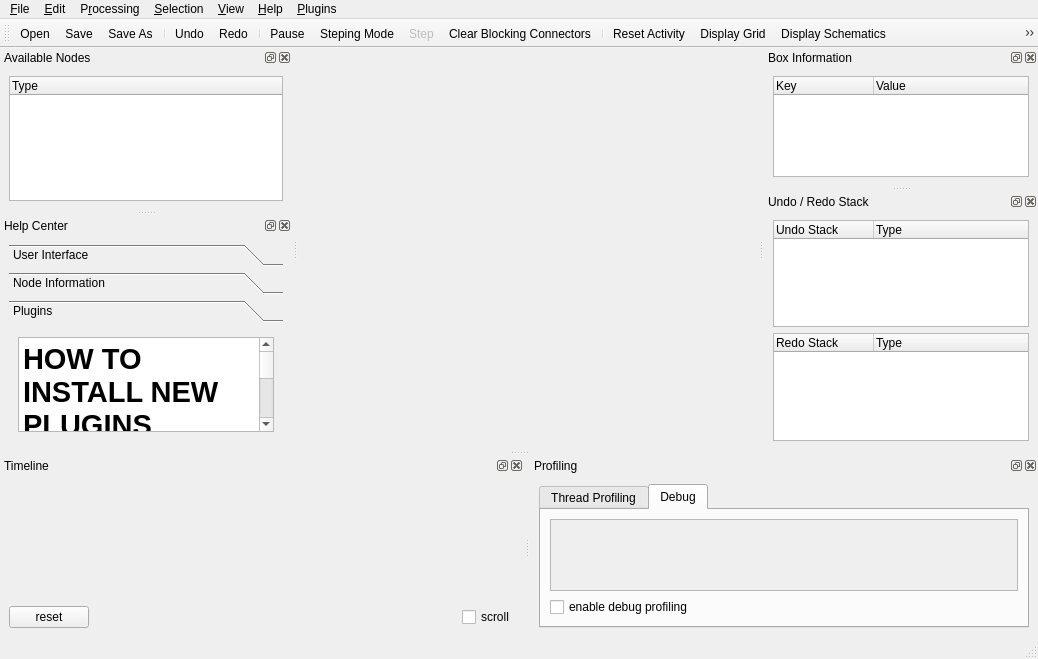
Old version of the form src/csapex/ui/csapex_window.ui in the repository cogsys-tuebingen/csapex.
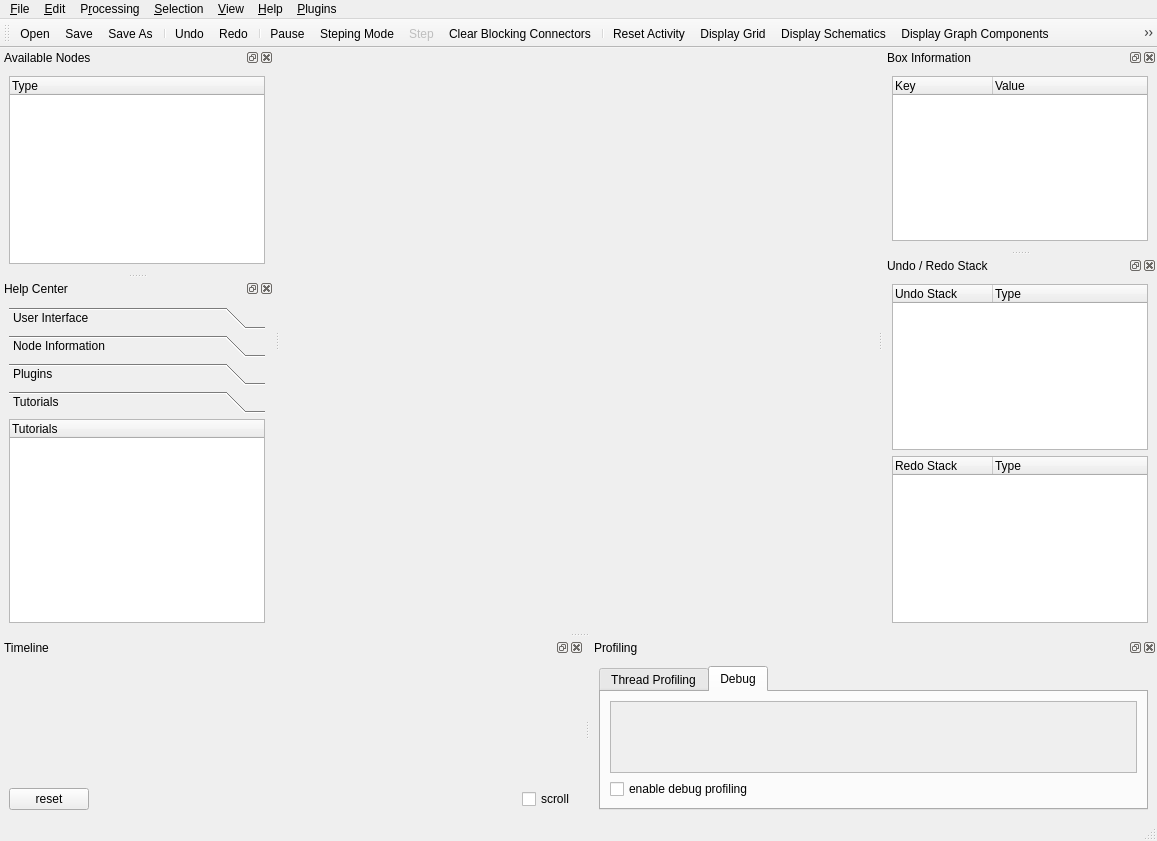
New version of the form. Icons and pictures are not drawn.

Commit message: added interactive tutorial support; added two basic tutorials

Patch:
```diff
--- a/src/csapex/ui/csapex_window.ui
+++ b/src/csapex/ui/csapex_window.ui
@@ -6,8 +6,8 @@
    <rect>
     <x>0</x>
     <y>0</y>
-    <width>1038</width>
-    <height>659</height>
+    <width>1157</width>
+    <height>841</height>
    </rect>
   </property>
   <property name="windowTitle">
@@ -27,7 +27,7 @@
     <rect>
      <x>0</x>
      <y>0</y>
-     <width>1038</width>
+     <width>1157</width>
      <height>22</height>
     </rect>
    </property>
@@ -287,7 +287,7 @@
      <item>
       <widget class="QToolBox" name="help_toolbox">
        <property name="currentIndex">
-        <number>2</number>
+        <number>3</number>
        </property>
        <widget class="QWidget" name="ui">
         <property name="geometry">
@@ -439,8 +439,8 @@
          <rect>
           <x>0</x>
           <y>0</y>
-          <width>274</width>
-          <height>101</height>
+          <width>98</width>
+          <height>88</height>
          </rect>
         </property>
         <attribute name="icon">
@@ -484,6 +484,46 @@
          </item>
         </layout>
        </widget>
+       <widget class="QWidget" name="tutorials">
+        <property name="geometry">
+         <rect>
+          <x>0</x>
+          <y>0</y>
+          <width>256</width>
+          <height>184</height>
+         </rect>
+        </property>
+        <attribute name="icon">
+         <iconset resource="../res/csapex_resources.qrc">
+          <normaloff>:/help.png</normaloff>:/help.png</iconset>
+        </attribute>
+        <attribute name="label">
+         <string>Tutorials</string>
+        </attribute>
+        <layout class="QHBoxLayout" name="horizontalLayout_5">
+         <property name="leftMargin">
+          <number>0</number>
+         </property>
+         <property name="topMargin">
+          <number>0</number>
+         </property>
+         <property name="rightMargin">
+          <number>0</number>
+         </property>
+         <property name="bottomMargin">
+          <number>0</number>
+         </property>
+         <item>
+          <widget class="QTreeWidget" name="tutorials_tree">
+           <column>
+            <property name="text">
+             <string>Tutorials</string>
+            </property>
+           </column>
+          </widget>
+         </item>
+        </layout>
+       </widget>
       </widget>
      </item>
     </layout>
@@ -532,7 +572,7 @@
          <rect>
           <x>0</x>
           <y>0</y>
-          <width>491</width>
+          <width>549</width>
           <height>117</height>
          </rect>
         </property>
@@ -640,7 +680,7 @@
              <rect>
               <x>0</x>
               <y>0</y>
-              <width>486</width>
+              <width>547</width>
               <height>70</height>
              </rect>
             </property>
```
The commit also changes 19 other files.
